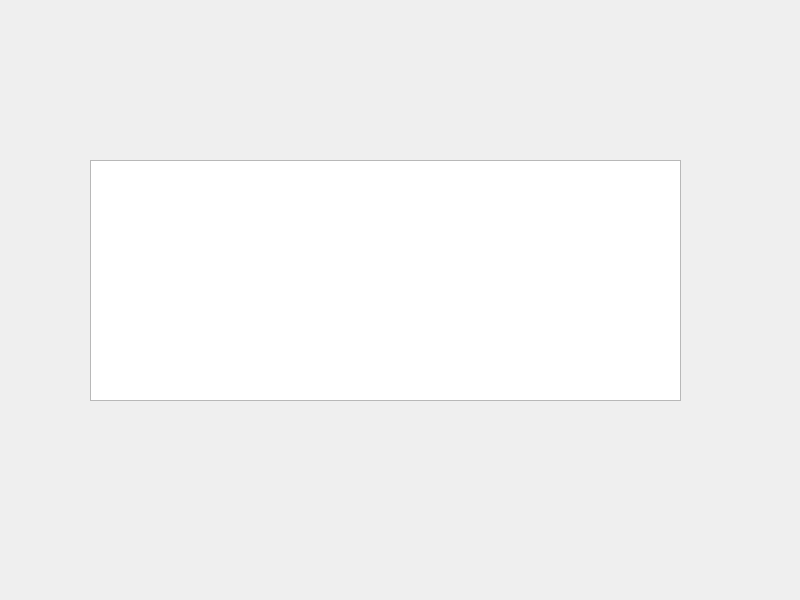
shronkers/coffee, file main.ui: the form before one commit.
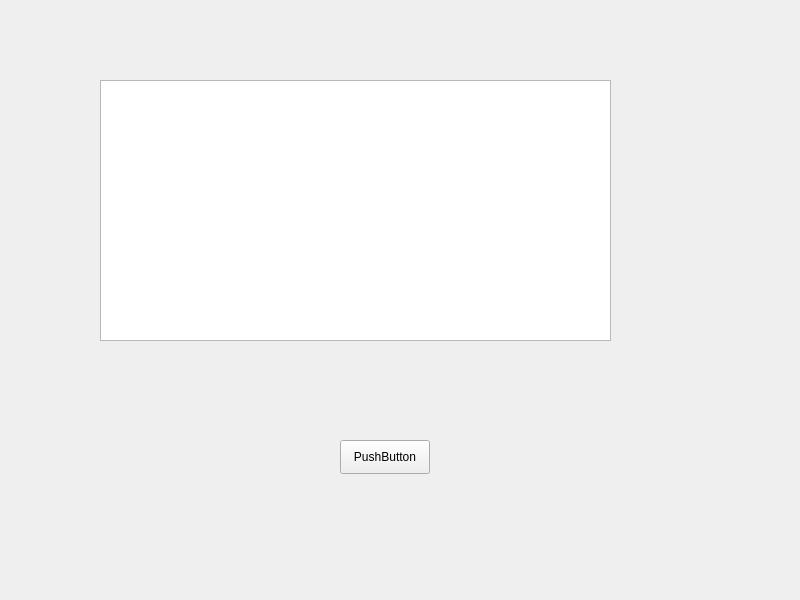
The form after the commit.

What changed in the file:
```diff
--- a/main.ui
+++ b/main.ui
@@ -16,13 +16,26 @@
   <widget class="QListWidget" name="listWidget">
    <property name="geometry">
     <rect>
-     <x>90</x>
-     <y>160</y>
-     <width>591</width>
-     <height>241</height>
+     <x>100</x>
+     <y>80</y>
+     <width>511</width>
+     <height>261</height>
     </rect>
    </property>
   </widget>
+  <widget class="QPushButton" name="pushButton">
+   <property name="geometry">
+    <rect>
+     <x>340</x>
+     <y>440</y>
+     <width>90</width>
+     <height>34</height>
+    </rect>
+   </property>
+   <property name="text">
+    <string>PushButton</string>
+   </property>
+  </widget>
  </widget>
  <resources/>
  <connections/>
```
